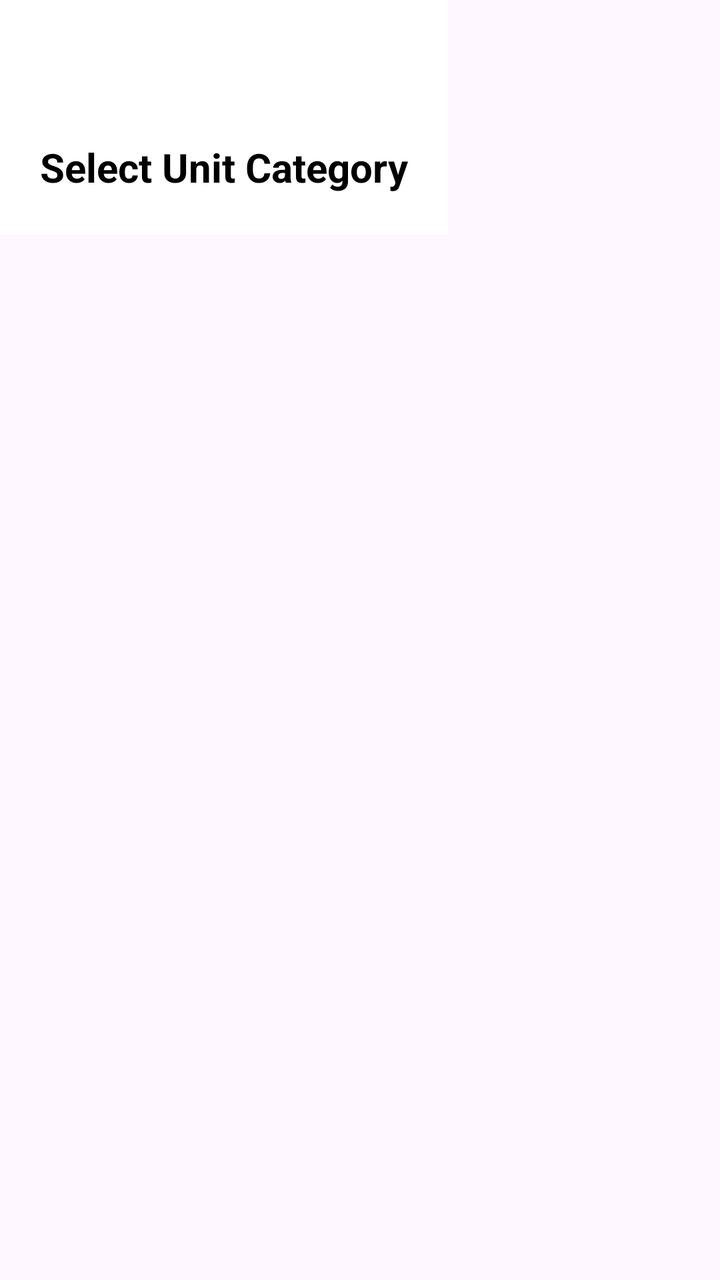
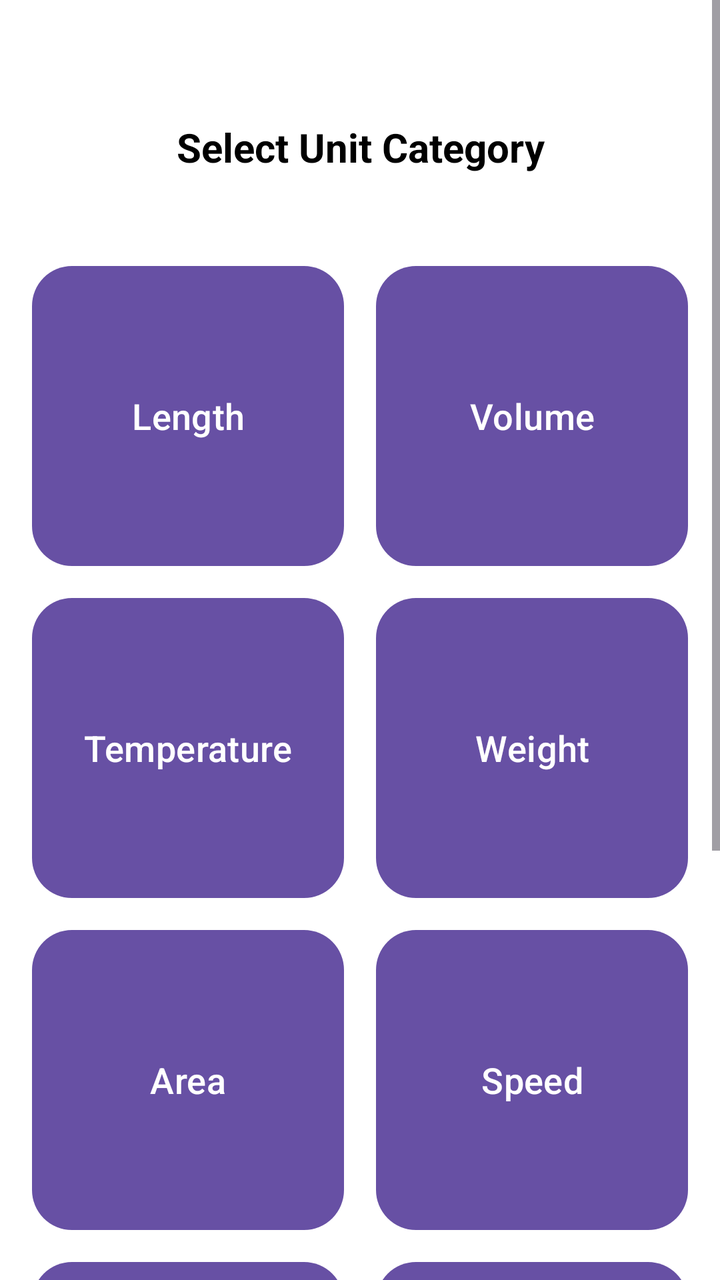

Compare the two renders of this Android layout. The source of the first and the diff that turns it into the second are given below.
<!-- AndroidManifest.xml: application theme Theme.UnitConverter -->
<!-- res/layout/activity_main.xml -->
<?xml version="1.0" encoding="utf-8"?>
<ScrollView xmlns:android="http://schemas.android.com/apk/res/android"
    xmlns:app="http://schemas.android.com/apk/res-auto"
    xmlns:tools="http://schemas.android.com/tools"
    android:id="@+id/main"
    android:layout_width="match_parent"
    android:layout_height="match_parent"
    tools:context=".MainActivity">

    <LinearLayout
        android:layout_width="wrap_content"
        android:layout_height="match_parent"
        android:orientation="vertical"
        android:padding="20dp"
        android:background="#FFFFFF">
        <TextView
            android:layout_width="wrap_content"
            android:layout_height="wrap_content"
            android:id="@+id/Select"
            android:text="Select Unit Category"
            android:textStyle="bold"
            android:textColor="#000000"
            android:layout_gravity="center"
            android:layout_marginTop="50dp"
            android:textSize="20sp"/>


    </LinearLayout>

</ScrollView>
<!-- resources referenced by this layout -->
<resources>
  <style name="Theme.UnitConverter" parent="Base.Theme.UnitConverter" />
  <style name="Base.Theme.UnitConverter" parent="Theme.Material3.DayNight.NoActionBar">
          
          
      </style>
</resources>

<!-- the commit's change to res/layout/activity_main.xml (unified diff, before → after) -->
@@ -8,21 +8,133 @@
     tools:context=".MainActivity">
 
     <LinearLayout
-        android:layout_width="wrap_content"
-        android:layout_height="match_parent"
+        android:layout_width="match_parent"
+        android:layout_height="wrap_content"
         android:orientation="vertical"
-        android:padding="20dp"
         android:background="#FFFFFF">
         <TextView
-            android:layout_width="wrap_content"
+            android:layout_width="match_parent"
             android:layout_height="wrap_content"
             android:id="@+id/Select"
             android:text="Select Unit Category"
             android:textStyle="bold"
             android:textColor="#000000"
-            android:layout_gravity="center"
-            android:layout_marginTop="50dp"
+            android:gravity="center"
+            android:layout_marginTop="60dp"
+
             android:textSize="20sp"/>
+        <GridLayout
+            android:layout_width="match_parent"
+            android:layout_height="wrap_content"
+            android:columnCount="2"
+            android:rowCount="5"
+            android:alignmentMode="alignMargins"
+            android:columnOrderPreserved="false"
+            android:padding="8dp"
+            android:layout_marginTop="30dp">
+            <Button
+                android:layout_width="0dp"
+                android:layout_height="150dp"
+                android:id="@+id/length"
+                android:text="Length"
+                android:background="@drawable/button"
+                android:layout_columnWeight="1"
+                android:layout_rowWeight="1"
+                android:layout_margin="8dp"
+                android:textSize="18sp"/>
+            <Button
+                android:layout_width="0dp"
+                android:layout_height="150dp"
+                android:id="@+id/volume"
+                android:text="Volume"
+                android:background="@drawable/button"
+                android:layout_margin="8dp"
+                android:layout_columnWeight="1"
+                android:layout_rowWeight="1"
+                android:textSize="18sp"/>
+            <Button
+                android:layout_width="0dp"
+                android:layout_height="150dp"
+                android:id="@+id/temp"
+                android:text="Temperature"
+                android:background="@drawable/button"
+                android:layout_margin="8dp"
+                android:layout_columnWeight="1"
+                android:layout_rowWeight="1"
+                android:textSize="18sp"/>
+            <Button
+                android:layout_width="0dp"
+                android:layout_height="150dp"
+                android:id="@+id/weight"
+                android:text="Weight"
+                android:background="@drawable/button"
+                android:layout_margin="8dp"
+                android:layout_columnWeight="1"
+                android:layout_rowWeight="1"
+                android:textSize="18sp"/>
+            <Button
+                android:layout_width="0dp"
+                android:layout_height="150dp"
+                android:id="@+id/area"
+                android:text="Area"
+                android:background="@drawable/button"
+                android:layout_margin="8dp"
+                android:layout_columnWeight="1"
+                android:layout_rowWeight="1"
+                android:textSize="18sp"/>
+            <Button
+                android:layout_width="0dp"
+                android:layout_height="150dp"
+                android:id="@+id/speed"
+                android:text="Speed"
+                android:background="@drawable/button"
+                android:layout_margin="8dp"
+                android:layout_columnWeight="1"
+                android:layout_rowWeight="1"
+                android:textSize="18sp"/>
+            <Button
+                android:layout_width="0dp"
+                android:layout_height="150dp"
+                android:id="@+id/time"
+                android:text="Time"
+                android:background="@drawable/button"
+                android:layout_margin="8dp"
+                android:layout_columnWeight="1"
+                android:layout_rowWeight="1"
+                android:textSize="18sp"/>
+            <Button
+                android:layout_width="0dp"
+                android:layout_height="150dp"
+                android:id="@+id/pressure"
+                android:text="Pressure"
+                android:background="@drawable/button"
+                android:layout_margin="8dp"
+                android:layout_columnWeight="1"
+                android:layout_rowWeight="1"
+                android:textSize="18sp"/>
+            <Button
+                android:layout_width="0dp"
+                android:layout_height="150dp"
+                android:id="@+id/energy"
+                android:text="Energy"
+                android:background="@drawable/button"
+                android:layout_margin="8dp"
+                android:layout_columnWeight="1"
+                android:layout_rowWeight="1"
+                android:textSize="18sp"/>
+            <Button
+                android:layout_width="0dp"
+                android:layout_height="150dp"
+                android:id="@+id/data"
+                android:text="Data Storage"
+                android:background="@drawable/button"
+                android:layout_margin="8dp"
+                android:layout_columnWeight="1"
+                android:layout_rowWeight="1"
+                android:textSize="18sp"/>
+
+
+        </GridLayout>
 
 
     </LinearLayout>
<!-- resource entries referenced after the edit -->
@@ -1,5 +1,16 @@
 <!-- resources referenced by this layout -->
 <resources>
+  <!-- drawable button (drawable) -->
+  <?xml version="1.0" encoding="utf-8"?>
+  <selector xmlns:android="http://schemas.android.com/apk/res/android">
+  <item>
+  <shape
+      android:shape="rectangle">
+      <solid android:color="#FFFFFF"/>
+      <corners android:radius="20dp"/>
+  </shape>
+  </item>
+  </selector>
   <style name="Theme.UnitConverter" parent="Base.Theme.UnitConverter" />
   <style name="Base.Theme.UnitConverter" parent="Theme.Material3.DayNight.NoActionBar">
           
